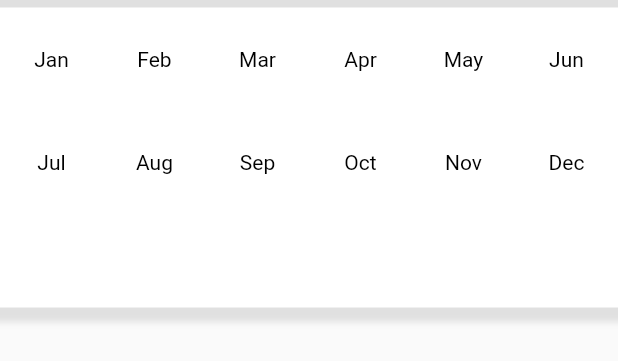
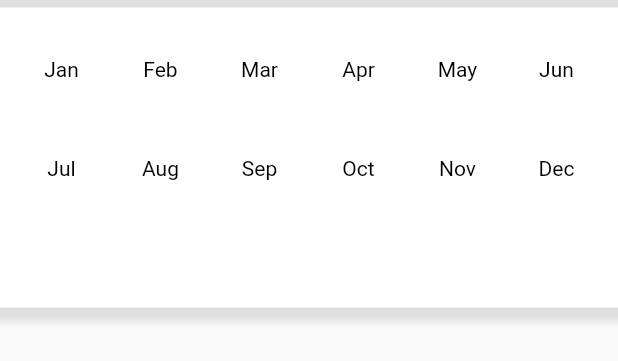
Before and after one commit to musabagab/Money-Manager-Expenses-tracker-app, a Flutter app: the PickMonthAndYearOverlay widget shown alone on an empty page, opened directly with empty values, on a phone screen of 412 x 824 dp. Shown: the top 361 px of the screen. Run offline on Flutter 3.47's test engine with Material 2 defaults, Android fonts, the phone set to English and light mode, and no system bars; our stand-ins replace get_it, moor_flutter, splashscreen; missing offline and left inert: overlay_container; generated files the repository leaves out were written again.

Commit message:
reafactreod code

```diff
--- a/lib/main.dart
+++ b/lib/main.dart
@@ -12,7 +12,7 @@ class MyApp extends StatelessWidget {
   @override
   Widget build(BuildContext context) {
     return MaterialApp(
-      title: 'Flutter Demo',
+      title: 'Money Manager',
       debugShowCheckedModeBanner: false,
       theme: ThemeData(
         primaryColor: backgroundColor,
--- a/lib/ui/views/home_view.dart
+++ b/lib/ui/views/home_view.dart
@@ -4,7 +4,7 @@ import 'package:moneymanager/core/enums/viewstate.dart';
 import 'package:moneymanager/core/viewmodels/home_model.dart';
 
 import 'package:moneymanager/ui/views/base_view.dart';
-import 'package:moneymanager/ui/widgets/app_drawer.dart';
+import 'package:moneymanager/ui/widgets/common_widgets/app_drawer.dart';
 import 'package:moneymanager/ui/widgets/common_widgets/app_fab.dart';
 import 'package:moneymanager/ui/widgets/home_view_widgets/app_bar_title_widget.dart';
 import 'package:moneymanager/ui/widgets/home_view_widgets/empty_transaction_widget.dart';
--- a/lib/ui/widgets/app_drawer.dart
+++ b/lib/ui/widgets/common_widgets/app_drawer.dart
@@ -10,11 +10,7 @@ class AppDrawer extends StatelessWidget {
   @override
   Widget build(BuildContext context) {
     return Drawer(
-      // Add a ListView to the drawer. This ensures the user can scroll
-      // through the options in the drawer if there isn't enough vertical
-      // space to fit everything.
       child: ListView(
-        // Important: Remove any padding from the ListView.
         padding: EdgeInsets.zero,
         children: <Widget>[
           DrawerHeader(
--- a/lib/ui/widgets/home_view_widgets/empty_transaction_widget.dart
+++ b/lib/ui/widgets/home_view_widgets/empty_transaction_widget.dart
@@ -19,6 +19,7 @@ class EmptyTransactionsWidget extends StatelessWidget {
         UIHelper.verticalSpaceMedium(),
         Text(
           'No transactions\nTap + to add one.',
+          textAlign: TextAlign.start,
           style: TextStyle(color: Colors.grey, fontSize: 18),
         ),
       ],
--- a/lib/ui/widgets/home_view_widgets/month_year_picker_widget.dart
+++ b/lib/ui/widgets/home_view_widgets/month_year_picker_widget.dart
@@ -25,6 +25,7 @@ class PickMonthAndYearOverlay extends StatelessWidget {
         // The content inside the overlay.
         child: Container(
           height: 200,
+          padding: EdgeInsets.all(8),
           width: MediaQuery.of(context).size.width,
           margin: const EdgeInsets.only(top: 5),
           decoration: BoxDecoration(
@@ -44,6 +45,7 @@ class PickMonthAndYearOverlay extends StatelessWidget {
   Widget buildGridView(HomeModel model) {
     return GridView.count(
       crossAxisCount: 6,
+
       // Generate 100 widgets that display their index in the List.
       children: model.months.map((month) {
         return InkWell(
```
